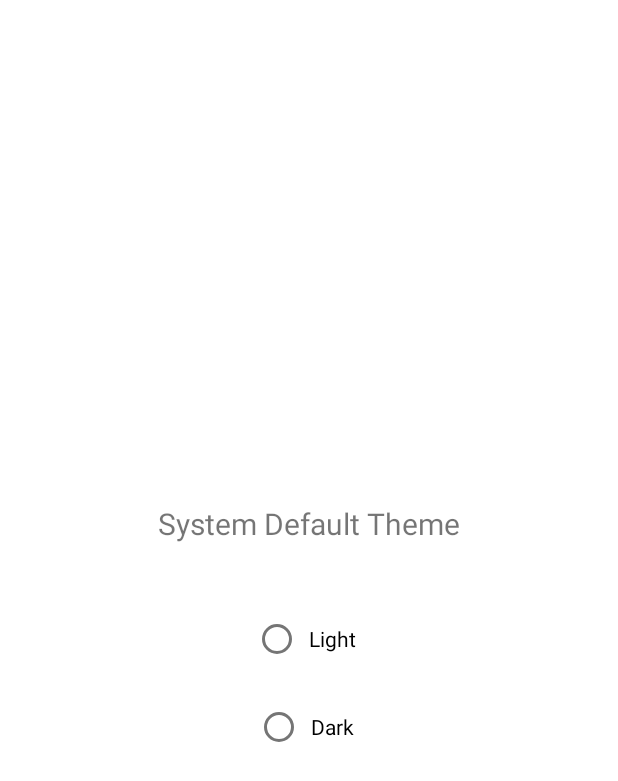
After one commit to RSoft456/AndroidFirstProject, an Android app: the layout activity_custom_themes.xml on its own in the app's theme, with its tools: preview values and no code run, on a phone screen of 412 x 824 dp. The commit adds this screen. Shown: the top 781 px of the screen. Run offline under Robolectric (Android 15) with nearby library versions, the phone set to English and light mode, and no system bars.

Commit message:
theme application through code

```diff
--- a/app/build.gradle
+++ b/app/build.gradle
@@ -25,6 +25,7 @@ android {
         sourceCompatibility JavaVersion.VERSION_1_8
         targetCompatibility JavaVersion.VERSION_1_8
     }
+    namespace 'com.example.api.ramsha.myapplication'
 }
 
 dependencies {
--- a/app/src/main/java/com/example/api/ramsha/myapplication/MainActivity.java
+++ b/app/src/main/java/com/example/api/ramsha/myapplication/MainActivity.java
@@ -6,12 +6,9 @@ import android.os.Bundle;
 import android.widget.TextView;
 
 public class MainActivity extends AppCompatActivity {
-    //TextView greetingText;
     @Override
     protected void onCreate(Bundle savedInstanceState) {
         super.onCreate(savedInstanceState);
         setContentView(R.layout.activity_main);
-        //greetingText=findViewById(R.id.greetingText);
-        //greetingText.setText("hi, i am Ramsha");
     }
 }
--- /dev/null
+++ b/app/src/main/res/layout/activity_custom_themes.xml
@@ -0,0 +1,56 @@
+<?xml version="1.0" encoding="utf-8"?>
+<RelativeLayout
+    xmlns:android="http://schemas.android.com/apk/res/android"
+    xmlns:tools="http://schemas.android.com/tools"
+    android:layout_width="match_parent"
+    android:layout_height="wrap_content"
+    android:orientation="vertical"
+    android:layout_gravity="center"
+    tools:context=".MainActivity">
+
+
+    <!--text view for displaying the selected theme-->
+    <TextView
+        android:id="@+id/idTheme"
+        android:layout_width="match_parent"
+        android:layout_height="wrap_content"
+        android:layout_marginTop="30dp"
+        android:gravity="center_horizontal"
+        android:text="System Default Theme"
+        android:textAlignment="center"
+        android:textSize="20sp" />
+
+    <!--radio group for switching theme-->
+    <RadioGroup
+        android:id="@+id/idRGgroup"
+        android:layout_width="match_parent"
+        android:layout_height="wrap_content"
+        android:layout_below="@id/idTheme"
+        android:layout_marginTop="30dp"
+        android:orientation="vertical"
+        android:padding="4dp">
+
+        <!--radio button for light theme-->
+        <RadioButton
+            android:id="@+id/light"
+            android:layout_width="wrap_content"
+            android:layout_height="wrap_content"
+            android:layout_gravity="center_horizontal"
+            android:layout_margin="5dp"
+            android:padding="5dp"
+            android:text="Light" />
+
+        <!--radio button for dark theme-->
+        <RadioButton
+            android:id="@+id/dark"
+            android:layout_width="wrap_content"
+            android:layout_height="wrap_content"
+            android:layout_gravity="center_horizontal"
+            android:layout_margin="5dp"
+            android:layout_weight="1"
+            android:padding="5dp"
+            android:text="Dark" />
+
+    </RadioGroup>
+
+</RelativeLayout>
--- a/app/src/main/res/layout/activity_grid_view.xml
+++ b/app/src/main/res/layout/activity_grid_view.xml
@@ -27,10 +27,10 @@
         android:layout_below="@id/toolbar" />
 
     <com.google.android.material.floatingactionbutton.FloatingActionButton
+        android:id="@+id/fabbutton"
         android:layout_width="wrap_content"
         android:layout_height="wrap_content"
         android:layout_alignParentRight="true"
-
         android:layout_alignParentBottom="true"
         android:layout_marginStart="20dp"
         android:layout_marginTop="20dp"
@@ -38,6 +38,8 @@
         android:layout_marginBottom="20dp"
         android:backgroundTint="@color/orange"
         android:src="@drawable/baseline_check_24"
-/>
+        android:tint="@android:color/white"
+        />
+
 
 </RelativeLayout>
--- a/app/src/main/res/layout/item_fruits.xml
+++ b/app/src/main/res/layout/item_fruits.xml
@@ -38,7 +38,7 @@
         android:layout_marginStart="20dp"
         android:layout_marginTop="8dp"
         android:ellipsize="end"
-        android:fontFamily="@font/san"
+        style="@style/customFont"
         android:maxLines="2"
         android:text="TextView"
         android:textSize="16sp"
--- a/build.gradle
+++ b/build.gradle
@@ -1,7 +1,7 @@
 // Top-level build file where you can add configuration options common to all sub-projects/modules.
 plugins {
-    id 'com.android.application' version '7.4.2' apply false
-    id 'com.android.library' version '7.4.2' apply false
+    id 'com.android.application' version '8.0.2' apply false
+    id 'com.android.library' version '8.0.2' apply false
 }
 
 task clean(type: Delete) {
--- a/gradle.properties
+++ b/gradle.properties
@@ -19,3 +19,5 @@ android.useAndroidX=true
 # resources declared in the library itself and none from the library's dependencies,
 # thereby reducing the size of the R class for that library
 android.nonTransitiveRClass=true
+android.defaults.buildfeatures.buildconfig=true
+android.nonFinalResIds=false
```
Also changed, not shown: app/src/main/AndroidManifest.xml (+8 -4 lines), app/src/main/java/com/example/api/ramsha/myapplication/CustomThemes.java (added, +40 -0 lines), app/src/main/java/com/example/api/ramsha/myapplication/gridview/GridView.java (+6 -1 lines), app/src/main/res/values/styles.xml (added, +11 -0 lines), app/src/main/res/values/themes.xml (line endings or trailing spaces), gradle/wrapper/gradle-wrapper.properties.
